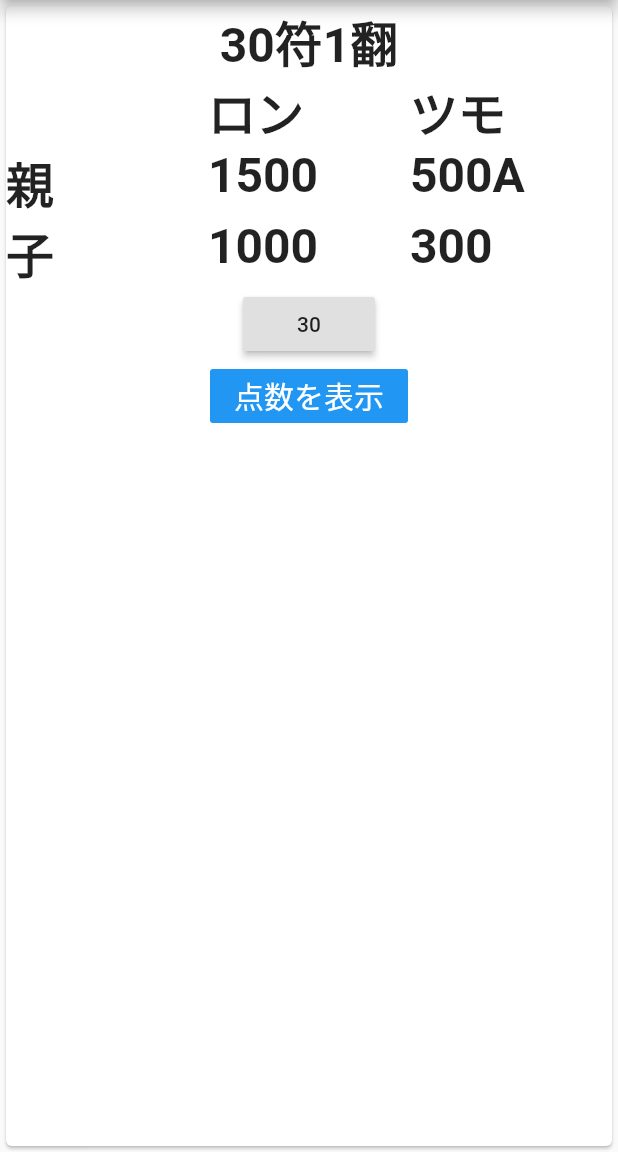
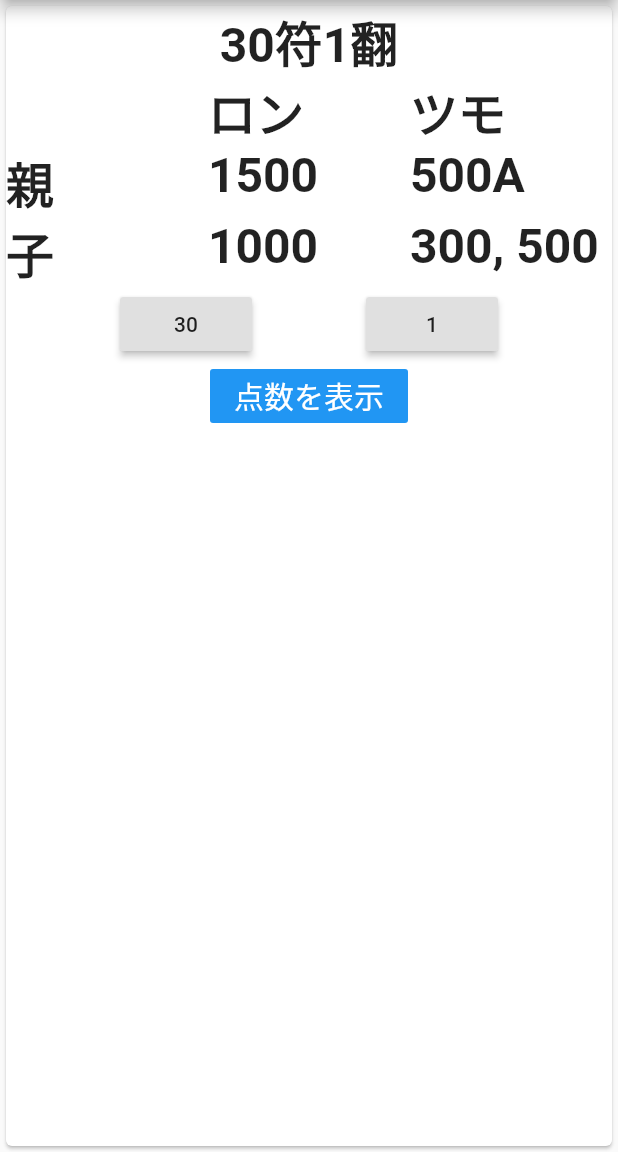
Before and after one commit to Codyfjm/flutter-mahjong, a Flutter app: the screen it shows after launch, after a tap on "点数を表示", on a phone screen of 412 x 824 dp, the part 84-1236 px from its top. Run offline on Flutter 3.47's test engine with Material 2 defaults, Android fonts, the phone set to English and light mode, and no system bars.

Commit message:
add Button and calcLogic

```diff
--- a/lib/main.dart
+++ b/lib/main.dart
@@ -1,5 +1,6 @@
 import 'package:flutter/material.dart';
 import 'package:flutter/cupertino.dart';
+import 'dart:math' as Math;
 
 void main() => runApp(MyApp());
 
@@ -46,6 +47,9 @@ class MahjongScoreState extends State<MahjongScore> {
   Widget _ScoreArea() {
     final tableTextStyle =
         TextStyle(fontSize: 32.0, fontWeight: FontWeight.bold);
+    int basicScore = Math.pow(2, this._han + 2) * this._hu;
+    List<int> parentScore = [(basicScore * 6 / 100).ceil() * 100, (basicScore * 2 / 100).ceil() * 100];
+    List<int> childScore = [(basicScore * 4 / 100).ceil() * 100, (basicScore / 100).ceil() * 100, (basicScore * 2 / 100).ceil() * 100];
 
     return Column(
       children: [
@@ -64,16 +68,17 @@ class MahjongScoreState extends State<MahjongScore> {
             TableRow(
               children: [
                 Text("親", style: tableTextStyle),
-                Text("${this._parentScore["ron"]}", style: tableTextStyle),
-                Text("${this._parentScore["draw"]}" + "A",
+                Text("${parentScore[0]}", style: tableTextStyle),
+                Text("${parentScore[1]}" + "A",
                     style: tableTextStyle),
               ],
             ),
             TableRow(
               children: [
                 Text("子", style: tableTextStyle),
-                Text("${this._childScore["ron"]}", style: tableTextStyle),
-                Text("${this._childScore["draw"]}", style: tableTextStyle),
+                // Text("${this._childScore["ron"]}", style: tableTextStyle),
+                Text("${childScore[0]}", style: tableTextStyle),
+                Text("${childScore[1]}, ${childScore[2]}", style: tableTextStyle),
               ],
             ),
           ],
@@ -82,9 +87,10 @@ class MahjongScoreState extends State<MahjongScore> {
     );
   }
 
-  int _selectedItem = 30;
+  int _selectedHu = 30;
+  int _selectedHan = 1;
 
-  final List<int> _items = [
+  final List<int> _listHu = [
     20,
     30,
     40,
@@ -98,17 +104,39 @@ class MahjongScoreState extends State<MahjongScore> {
     120,
   ];
 
+  final List<int> _listHan = [
+    1,
+    2,
+    3,
+    4,
+    5,
+    6,
+    7,
+    8,
+    9,
+    10,
+    11,
+    12,
+    13,
+  ];
+
   Widget _pickerItem(int h) {
     return Text(h.toString(), style: TextStyle(fontSize: 32));
   }
 
-  Widget _onSelectedItemChanged(int index) {
+  Widget _onSelectedHuChanged(int index) {
     setState(() {
-      _selectedItem = _items[index];
+      _selectedHu = _listHu[index];
     });
   }
 
-  void _showModalPicker(BuildContext context) {
+  Widget _onSelectedHanChanged(int index) {
+    setState(() {
+      _selectedHan = _listHan[index];
+    });
+  }
+
+  void _showModalPickerHu(BuildContext context) {
     showModalBottomSheet<void>(
       context: context,
       builder: (BuildContext context) {
@@ -120,8 +148,29 @@ class MahjongScoreState extends State<MahjongScore> {
             },
             child: CupertinoPicker(
               itemExtent: 40,
-              children: _items.map(_pickerItem).toList(),
-              onSelectedItemChanged: _onSelectedItemChanged,
+              children: _listHu.map(_pickerItem).toList(),
+              onSelectedItemChanged: _onSelectedHuChanged,
+            ),
+          ),
+        );
+      },
+    );
+  }
+
+  void _showModalPickerHan(BuildContext context) {
+    showModalBottomSheet<void>(
+      context: context,
+      builder: (BuildContext context) {
+        return Container(
+          height: MediaQuery.of(context).size.height / 3,
+          child: GestureDetector(
+            onTap: () {
+              Navigator.pop(context);
+            },
+            child: CupertinoPicker(
+              itemExtent: 40,
+              children: _listHan.map(_pickerItem).toList(),
+              onSelectedItemChanged: _onSelectedHanChanged,
             ),
           ),
         );
@@ -130,19 +179,29 @@ class MahjongScoreState extends State<MahjongScore> {
   }
 
   Widget _DataArea() {
-    return RaisedButton(
-      onPressed: () {
-        _showModalPicker(context);
-      },
-      child: Text("${_selectedItem}"),
+    return Row(
+      mainAxisAlignment: MainAxisAlignment.spaceEvenly,
+      children: <Widget>[
+        RaisedButton(
+          onPressed: () {
+            _showModalPickerHu(context);
+          },
+          child: Text("${_selectedHu}"),
+        ),
+        RaisedButton(
+          onPressed: () {
+            _showModalPickerHan(context);
+          },
+          child: Text("${_selectedHan}"),
+        ),
+      ],
     );
   }
 
   void _handlePressed() {
     setState(() {
-      this._hu = _selectedItem;
-      // this._hu++;
-      // this._han++;
+      this._hu = _selectedHu;
+      this._han = _selectedHan;
     });
   }
 
```
